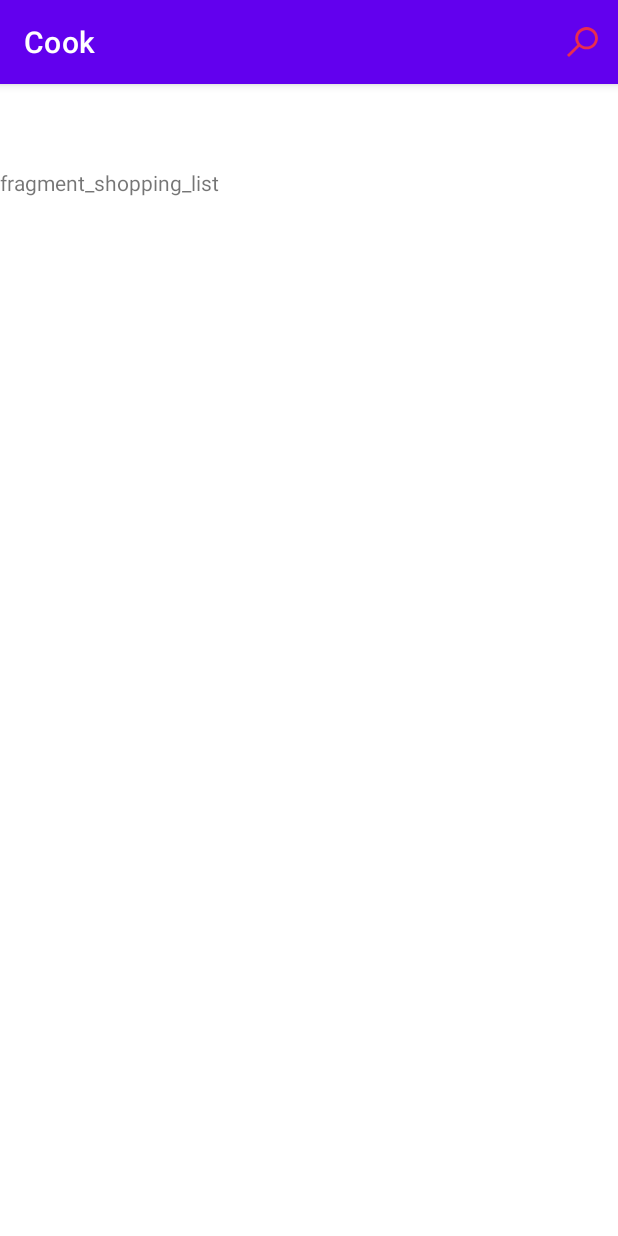
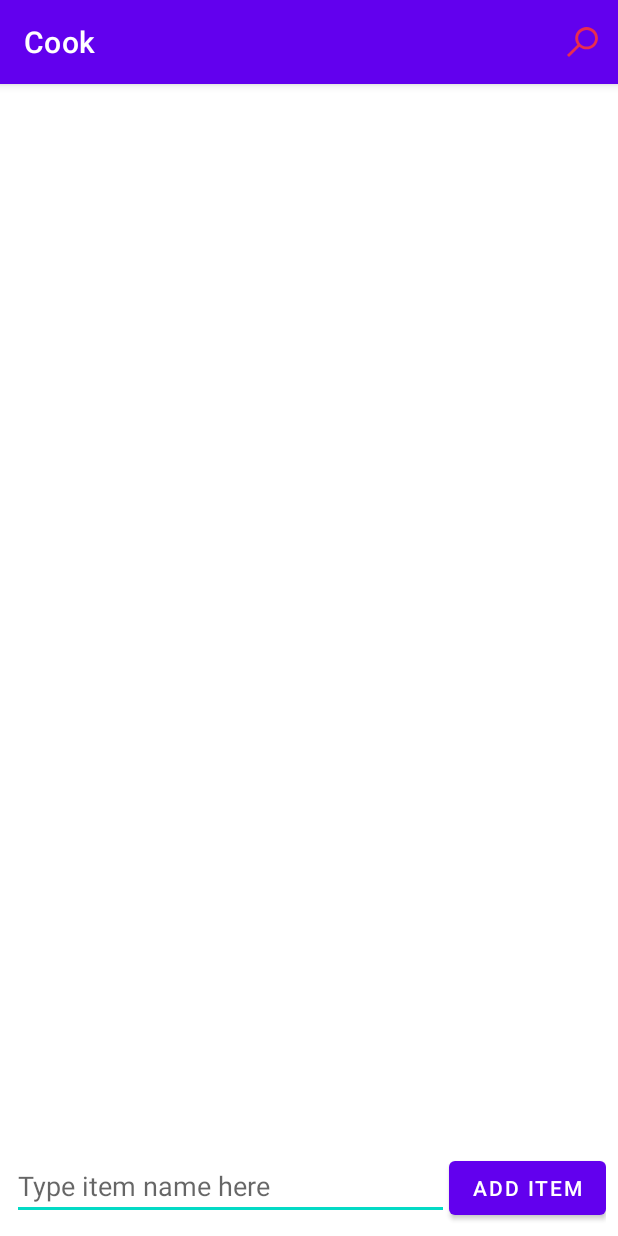
Before and after one commit to chearuno/CookNow, an Android app: the fragment FragmentShoppingList shown on its own in the app's theme, on a phone screen of 412 x 824 dp. Run offline under Robolectric (Android 15) with nearby library versions, the phone set to English and light mode, and no system bars; 1 statement that could not run was skipped.

Commit message:
added shopping list and updates to profile

```diff
--- /dev/null
+++ b/app/src/main/res/drawable/ic_baseline_person_24.xml
@@ -0,0 +1,5 @@
+<vector android:height="24dp" android:tint="#FFFFFF"
+    android:viewportHeight="24" android:viewportWidth="24"
+    android:width="24dp" xmlns:android="http://schemas.android.com/apk/res/android">
+    <path android:fillColor="@android:color/white" android:pathData="M12,12c2.21,0 4,-1.79 4,-4s-1.79,-4 -4,-4 -4,1.79 -4,4 1.79,4 4,4zM12,14c-2.67,0 -8,1.34 -8,4v2h16v-2c0,-2.66 -5.33,-4 -8,-4z"/>
+</vector>
--- a/app/src/main/res/layout/fragment_profile.xml
+++ b/app/src/main/res/layout/fragment_profile.xml
@@ -21,7 +21,7 @@
                 android:layout_gravity="center_horizontal"
                 android:layout_width="150dp"
                 android:layout_height="150dp"
-                android:src="@drawable/logo"/>
+                android:src="@drawable/ic_baseline_person_24"/>
             <TextView
                 android:layout_marginTop="10dp"
                 android:layout_gravity="center_horizontal"
--- a/app/src/main/res/layout/fragment_shopping_list.xml
+++ b/app/src/main/res/layout/fragment_shopping_list.xml
@@ -1,14 +1,29 @@
-<?xml version="1.0" encoding="utf-8"?>
-<RelativeLayout xmlns:android="http://schemas.android.com/apk/res/android"
-    android:id="@+id/recyclerView"
+<LinearLayout xmlns:android="http://schemas.android.com/apk/res/android"
     android:layout_width="match_parent"
     android:layout_height="match_parent"
-    android:paddingTop="?actionBarSize">
+    android:padding="8dp"
+    android:orientation="vertical">
+    <ListView
+        android:id="@+id/shopping_listView"
+        android:layout_width="match_parent"
+        android:layout_height="0dp"
+        android:layout_weight="1">
+    </ListView>
+    <LinearLayout
+        android:layout_width="match_parent"
+        android:layout_height="wrap_content"
+        android:orientation="horizontal">
 
-
-    <TextView
-        android:id="@+id/textView2"
-        android:layout_width="wrap_content"
-        android:layout_height="wrap_content"
-        android:text="fragment_shopping_list" />
-</RelativeLayout>
+        <EditText
+            android:id="@+id/item_editText"
+            android:layout_width="0dp"
+            android:layout_height="wrap_content"
+            android:layout_weight="1"
+            android:hint="Type item name here"/>
+        <Button
+            android:id="@+id/add_button"
+            android:layout_width="wrap_content"
+            android:layout_height="wrap_content"
+            android:text="Add item"/>
+    </LinearLayout>
+</LinearLayout>
```
